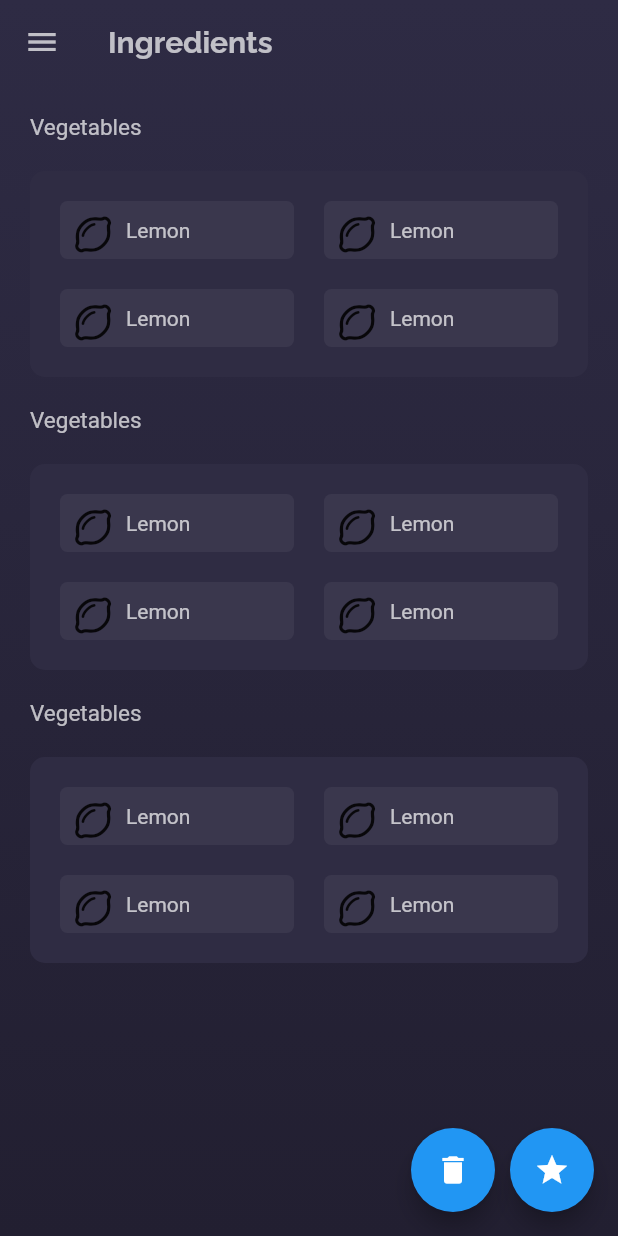
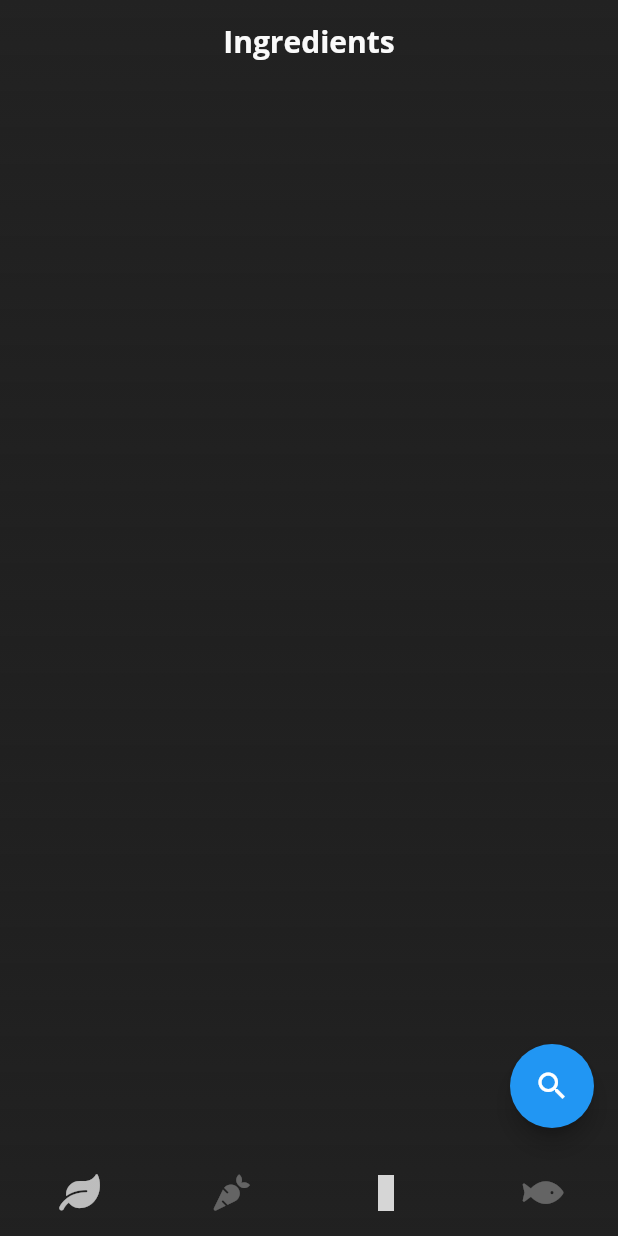
Before and after one commit to 3enedict/limelight, a Flutter app: the screen it shows after launch, on a phone screen of 412 x 824 dp. Run offline on Flutter 3.47's test engine with Material 2 defaults, Android fonts, the light colour scheme and no system bars; our stand-ins replace fluttericon, google_fonts; statements that could not run were skipped; grey boxes are pictures that could not be loaded.

Commit message:
Went back to basics with simple scaffold

```diff
--- a/lib/main.dart
+++ b/lib/main.dart
@@ -1,8 +1,10 @@
 import 'package:flutter/material.dart';
 import 'package:fluttericon/font_awesome5_icons.dart';
+import 'package:fluttericon/rpg_awesome_icons.dart';
 import 'package:google_fonts/google_fonts.dart';
 
 void main() {
+  Paint.enableDithering = true;
   runApp(const Limelight());
 }
 
@@ -25,11 +27,11 @@ class IngredientsPage extends StatelessWidget {
   @override
   Widget build(BuildContext context) {
     return Container(
-      decoration: const BoxDecoration(
+      decoration: BoxDecoration(
         gradient: LinearGradient(
           colors: [
-            Color(0xFF2e2b44),
-            Color(0xFF221f31),
+            Colors.black87,
+            Colors.grey[900]!,
           ],
           begin: Alignment.topCenter,
           end: Alignment.bottomCenter,
@@ -40,122 +42,49 @@ class IngredientsPage extends StatelessWidget {
         appBar: AppBar(
           title: Text(
             "Ingredients",
-            textAlign: TextAlign.center,
-            style: GoogleFonts.raleway(
-              textStyle: const TextStyle(
+            style: GoogleFonts.openSans(
+              textStyle: TextStyle(
                 fontWeight: FontWeight.bold,
-                color: Colors.white70,
+                color: Colors.grey[50],
               ),
             ),
           ),
-          leading: const Icon(
-            Icons.menu,
-            color: Colors.white70,
-          ),
+          centerTitle: true,
           backgroundColor: Colors.transparent,
           elevation: 0,
         ),
-        floatingActionButton: Row(
-          mainAxisAlignment: MainAxisAlignment.end,
-          children: [
-            FloatingActionButton(
-              onPressed: () {},
-              child: const Icon(Icons.delete),
+        bottomNavigationBar: BottomNavigationBar(
+          type: BottomNavigationBarType.fixed,
+          backgroundColor: Colors.transparent,
+          elevation: 0,
+          selectedItemColor: Colors.white70,
+          unselectedItemColor: Colors.white30,
+          showSelectedLabels: false,
+          showUnselectedLabels: false,
+          items: const [
+            BottomNavigationBarItem(
+              icon: Icon(FontAwesome5.leaf),
+              label: 'Leafy greens',
             ),
-            const SizedBox(
-              width: 10,
+            BottomNavigationBarItem(
+              icon: Icon(FontAwesome5.carrot),
+              label: 'Vegetables',
             ),
-            FloatingActionButton(
-              onPressed: () => {},
-              child: const Icon(Icons.star),
-            )
+            BottomNavigationBarItem(
+              icon: Icon(RpgAwesome.meat),
+              label: 'Meat & Eggs',
+            ),
+            BottomNavigationBarItem(
+              icon: Icon(FontAwesome5.fish),
+              label: 'Fish',
+            ),
           ],
         ),
-        body: ListView(
-          padding: const EdgeInsets.all(20),
-          children: const <Widget>[
-            IngredientsList(),
-            IngredientsList(),
-            IngredientsList(),
-          ],
+        floatingActionButton: FloatingActionButton(
+          onPressed: () {},
+          child: const Icon(Icons.search),
         ),
       ),
     );
   }
 }
-
-class IngredientsList extends StatelessWidget {
-  const IngredientsList({super.key});
-
-  @override
-  Widget build(BuildContext context) {
-    return Column(
-      crossAxisAlignment: CrossAxisAlignment.start,
-      mainAxisSize: MainAxisSize.min,
-      children: <Widget>[
-        const Text(
-          'Vegetables',
-          style: TextStyle(
-            color: Colors.white70,
-            fontSize: 15,
-          ),
-        ),
-        Container(
-          decoration: const BoxDecoration(
-            color: Color(0xFF2f2c43),
-            borderRadius: BorderRadius.all(Radius.circular(10)),
-          ),
-          padding: const EdgeInsets.all(10.0),
-          margin: const EdgeInsets.fromLTRB(0, 20, 0, 20),
-          alignment: Alignment.center,
-          child: GridView(
-            shrinkWrap: true,
-            gridDelegate: const SliverGridDelegateWithFixedCrossAxisCount(
-              crossAxisCount: 2,
-              childAspectRatio: 3,
-            ),
-            children: const [
-              Ingredient(text: 'Lemon', icon: Icon(FontAwesome5.lemon)),
-              Ingredient(text: 'Lemon', icon: Icon(FontAwesome5.lemon)),
-              Ingredient(text: 'Lemon', icon: Icon(FontAwesome5.lemon)),
-              Ingredient(text: 'Lemon', icon: Icon(FontAwesome5.lemon)),
-            ],
-          ),
-        ),
-      ],
-    );
-  }
-}
-
-class Ingredient extends StatelessWidget {
-  final String text;
-  final Icon icon;
-
-  const Ingredient({super.key, required this.text, required this.icon});
-
-  @override
-  Widget build(BuildContext context) {
-    return Container(
-      decoration: const BoxDecoration(
-        color: Color(0xFF3a374d),
-        borderRadius: BorderRadius.all(Radius.circular(5)),
-      ),
-      padding: const EdgeInsets.all(10),
-      margin: const EdgeInsets.all(10),
-      child: Row(
-        children: [
-          icon,
-          const SizedBox(width: 10),
-          Expanded(
-            child: Text(
-              text,
-              style: const TextStyle(
-                color: Colors.white70,
-              ),
-            ),
-          ),
-        ],
-      ),
-    );
-  }
-}
```
